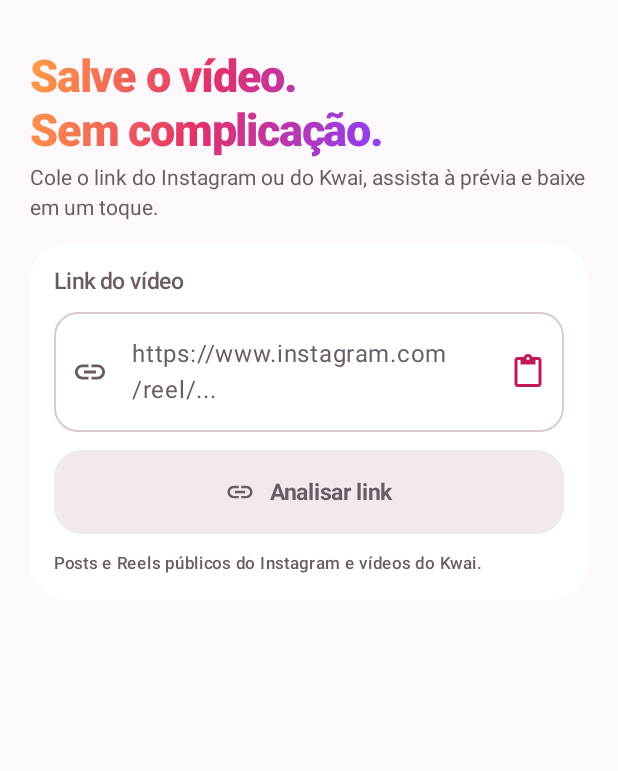
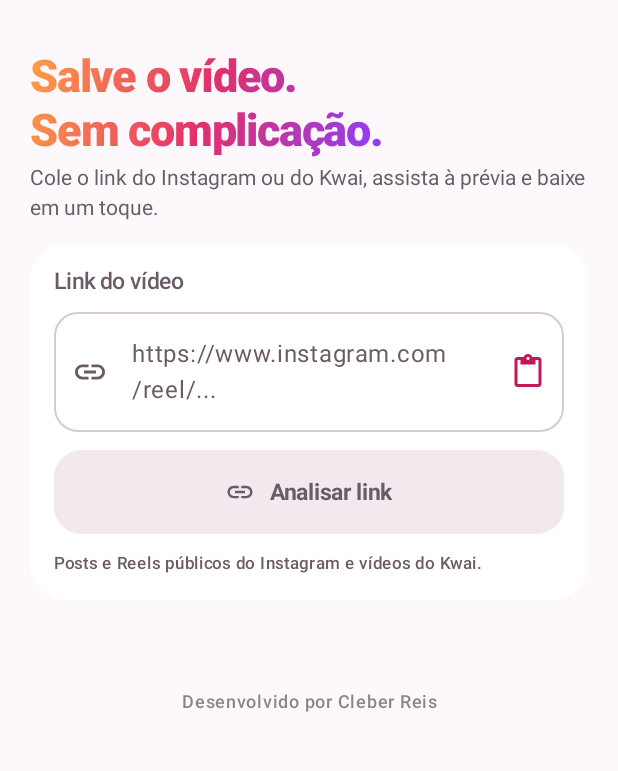
Before and after one commit to clebersys/baixatrix, an Android app built with Jetpack Compose: the screen it shows after launch (MainActivity), on a phone screen of 412 x 824 dp, the part 76-847 px from its top. Run offline under Robolectric (Android 15) with nearby library versions, the phone set to English and light mode, and no system bars; libraries missing offline, so code that uses them is left out: coil.decode.

Commit message:
v1.1.0: assinatura do desenvolvedor e versão dinâmica
- "Desenvolvido por Cleber Reis" na tela inicial e em Ajustes
- versão exibida em Ajustes vem do BuildConfig
- versionCode 2 / versionName 1.1.0, captura e ficha atualizadas

```diff
--- a/app/build.gradle.kts
+++ b/app/build.gradle.kts
@@ -21,8 +21,8 @@ android {
         applicationId = "com.cleber.baixavideo"
         minSdk = 26
         targetSdk = 36
-        versionCode = 1
-        versionName = "1.0.0"
+        versionCode = 2
+        versionName = "1.1.0"
     }
 
     androidResources {
@@ -65,6 +65,7 @@ android {
 
     buildFeatures {
         compose = true
+        buildConfig = true
     }
 
     packaging {
--- a/app/src/main/java/com/cleber/baixavideo/ui/HomeScreen.kt
+++ b/app/src/main/java/com/cleber/baixavideo/ui/HomeScreen.kt
@@ -236,6 +236,16 @@ fun HomeScreen(
             }
 
             Spacer(Modifier.height(28.dp))
+
+            Text(
+                text = "Desenvolvido por Cleber Reis",
+                style = MaterialTheme.typography.labelMedium,
+                color = MaterialTheme.colorScheme.onSurfaceVariant.copy(alpha = 0.75f),
+                modifier = Modifier
+                    .fillMaxWidth()
+                    .padding(bottom = 12.dp),
+                textAlign = androidx.compose.ui.text.style.TextAlign.Center
+            )
         }
     }
 }
```
Also changed, not shown: app/src/main/java/com/cleber/baixavideo/ui/SettingsScreen.kt (+16 -6 lines), 5 other files.
